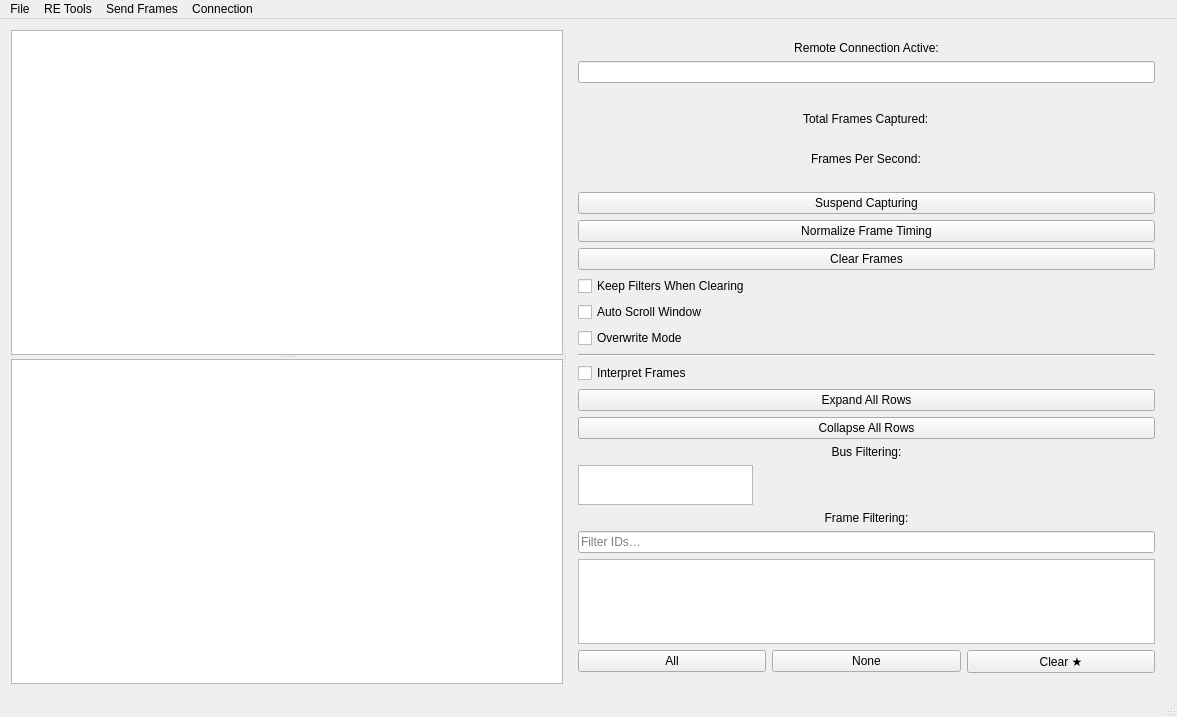
Old version of the form ui/mainwindow.ui in the repository minoseigenheer/SavvyCAN.
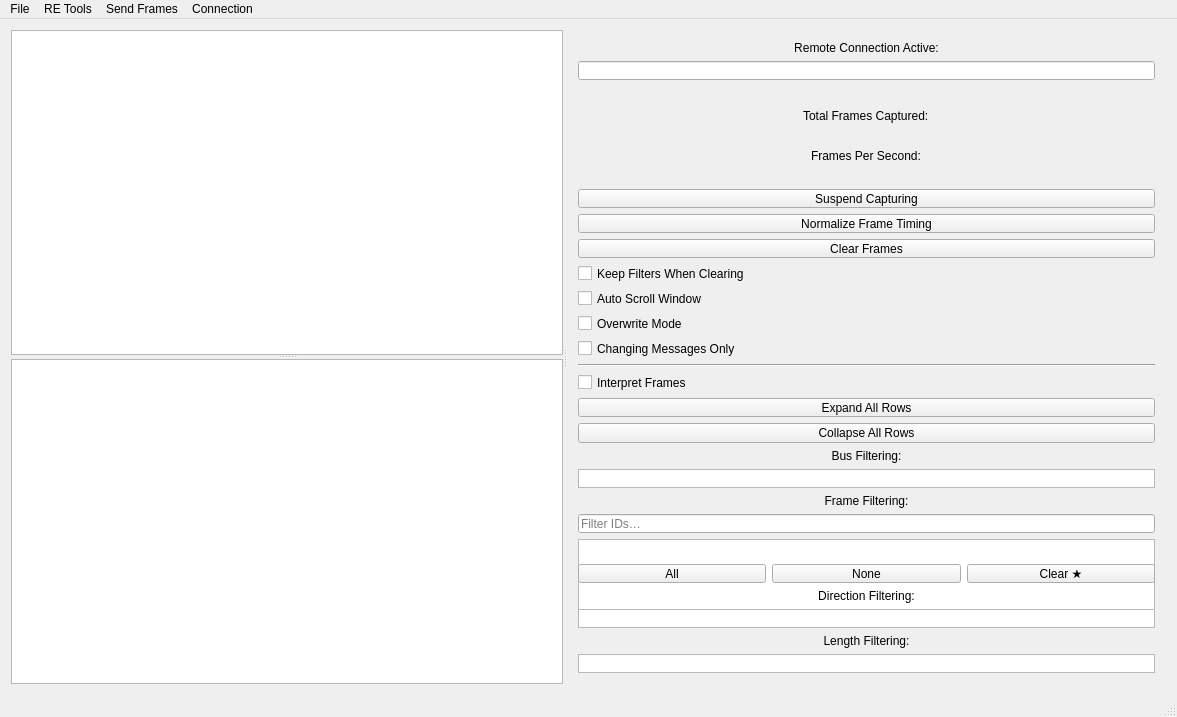
New version of the form.

Commit message:
Filter UI: wrap+dynamic height, CHANGINGONLY to QSettings
- List widgets use LeftToRight+wrapping layout; height auto-fits via
  visualItemRect after layout pass (QTimer::singleShot) and on resize
  via eventFilter
- Removed CHANGINGONLY from filter file save/load (old files silently
  skipped for backward compat)
- changingOnlyToggled() saves Main/ChangingOnly to QSettings
- readSettings() restores cbChangingOnly on startup like overwrite mode

The edit to the form file:
```diff
--- a/ui/mainwindow.ui
+++ b/ui/mainwindow.ui
@@ -266,6 +266,13 @@
           </property>
          </widget>
         </item>
+        <item>
+         <widget class="QCheckBox" name="cbChangingOnly">
+          <property name="text">
+           <string>Changing Messages Only</string>
+          </property>
+         </widget>
+        </item>
         <item>
          <widget class="Line" name="line">
           <property name="orientation">
@@ -307,16 +314,13 @@
         <item>
          <widget class="QListWidget" name="listBusFilters">
           <property name="sizePolicy">
-           <sizepolicy hsizetype="Fixed" vsizetype="Expanding">
+           <sizepolicy hsizetype="Expanding" vsizetype="Fixed">
             <horstretch>0</horstretch>
             <verstretch>0</verstretch>
            </sizepolicy>
           </property>
-          <property name="maximumSize">
-           <size>
-            <width>175</width>
-            <height>40</height>
-           </size>
+          <property name="horizontalScrollBarPolicy">
+           <enum>Qt::ScrollBarPolicy::ScrollBarAlwaysOff</enum>
           </property>
           <property name="flow">
            <enum>QListView::Flow::LeftToRight</enum>
@@ -384,6 +388,58 @@
           </item>
          </layout>
         </item>
+        <item>
+         <widget class="QLabel" name="labelDirFilter">
+          <property name="text">
+           <string>Direction Filtering:</string>
+          </property>
+          <property name="alignment">
+           <set>Qt::AlignmentFlag::AlignCenter</set>
+          </property>
+         </widget>
+        </item>
+        <item>
+         <widget class="QListWidget" name="listDirFilters">
+          <property name="sizePolicy">
+           <sizepolicy hsizetype="Expanding" vsizetype="Fixed">
+            <horstretch>0</horstretch>
+            <verstretch>0</verstretch>
+           </sizepolicy>
+          </property>
+          <property name="horizontalScrollBarPolicy">
+           <enum>Qt::ScrollBarPolicy::ScrollBarAlwaysOff</enum>
+          </property>
+          <property name="flow">
+           <enum>QListView::Flow::LeftToRight</enum>
+          </property>
+         </widget>
+        </item>
+        <item>
+         <widget class="QLabel" name="labelLenFilter">
+          <property name="text">
+           <string>Length Filtering:</string>
+          </property>
+          <property name="alignment">
+           <set>Qt::AlignmentFlag::AlignCenter</set>
+          </property>
+         </widget>
+        </item>
+        <item>
+         <widget class="QListWidget" name="listLengthFilters">
+          <property name="sizePolicy">
+           <sizepolicy hsizetype="Expanding" vsizetype="Fixed">
+            <horstretch>0</horstretch>
+            <verstretch>0</verstretch>
+           </sizepolicy>
+          </property>
+          <property name="horizontalScrollBarPolicy">
+           <enum>Qt::ScrollBarPolicy::ScrollBarAlwaysOff</enum>
+          </property>
+          <property name="flow">
+           <enum>QListView::Flow::LeftToRight</enum>
+          </property>
+         </widget>
+        </item>
        </layout>
       </widget>
      </widget>
```
The commit also changes 4 other files.
